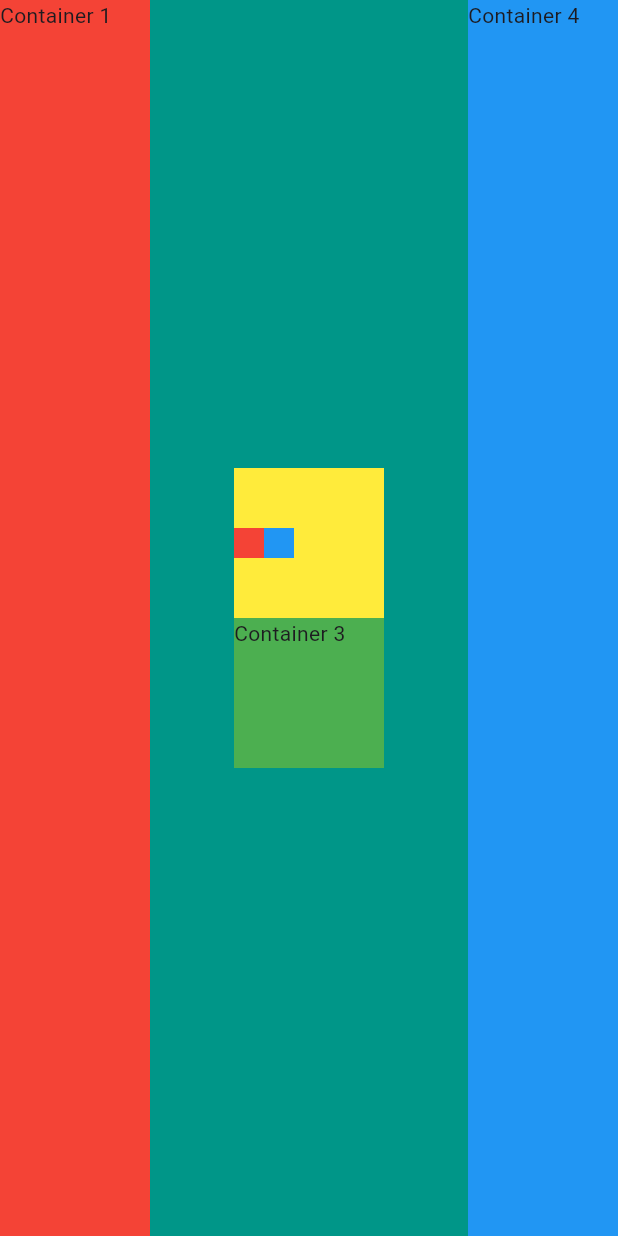
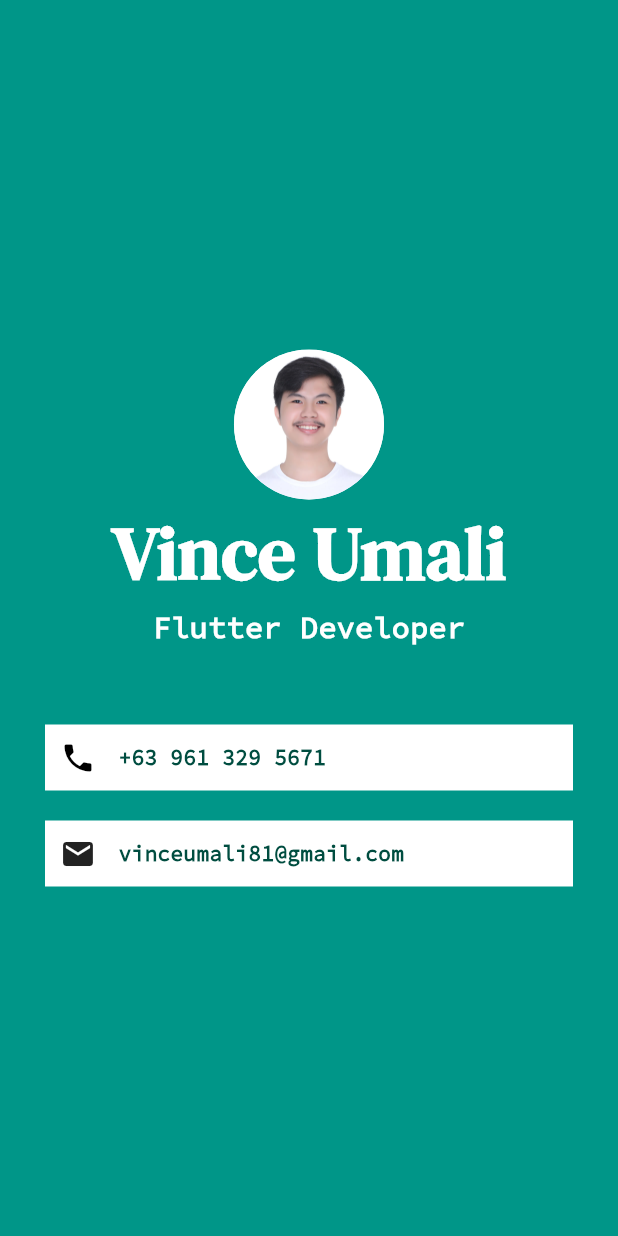
Before and after one commit to YEFRAMU/mycard_flutter, a Flutter app: the screen it shows after launch, on a phone screen of 412 x 824 dp. Run offline on Flutter 3.47's test engine with Material 3 defaults, Android fonts, the phone set to English and light mode, and no system bars.

Commit message:
added my photo, role, phone number and email section

```diff
--- a/lib/main.dart
+++ b/lib/main.dart
@@ -16,51 +16,69 @@ class Myapp extends StatelessWidget {
         backgroundColor: Colors.teal,
         body: SafeArea(
           //SafeArea widget used for avoiding the status bar or like the notch of the phone
-          child: Row(
-            mainAxisAlignment: MainAxisAlignment.spaceBetween,
-            children: [
-              Container(
-                height: double.infinity,
-                width: 100.0,
-                color: Colors.red,
-                child: Text("Container 1"),
-              ),
-              Column(
+          child: Column(
             mainAxisAlignment: MainAxisAlignment.center,
             children: [
+              CircleAvatar(
+                radius: 50.0,
+                backgroundColor: Colors.white,
+                backgroundImage: AssetImage("images/photo_me.jpg"),
+              ),
+              Text(
+                "Vince Umali",
+                style: TextStyle(
+                  fontFamily: 'DMSerifText',
+                  fontSize: 50,
+                  color: Colors.white,
+                  fontWeight: FontWeight.bold,
+                ),
+              ),
+              Text(
+                "Flutter Developer",
+                style: TextStyle(
+                  fontFamily: 'SourceCodePro',
+                  fontSize: 20,
+                  fontWeight: FontWeight.bold,
+                  color: Colors.white,
+                ),
+              ),
               Container(
-                    height: 100,
-                    width: 100,
-                    color: Colors.yellow,
-                    // child: Text("Container 2"),
+                color: Colors.white,
+                margin: EdgeInsets.fromLTRB(30, 50, 30, 0),
+                padding: EdgeInsets.all(10),
                 child: Row(
                   children: [
-                        Container(
-                          height: 20,
-                          width: 20,
-                          color: Colors.red,
+                    Icon(Icons.phone, color: Colors.black),
+                    SizedBox(width: 15),
+                    Text(
+                      "+63 961 329 5671",
+                      style: TextStyle(
+                        color: Colors.teal[900],
+                        fontWeight: FontWeight.bold,
+                        fontFamily: 'SourceCodePro',
                       ),
-                        Container(
-                          height: 20,
-                          width: 20,
-                          color: Colors.blue,
-                        )
+                    ),
                   ],
                 ),
               ),
               Container(
-                    height: 100,
-                    width: 100,
-                    color: Colors.green,
-                    child: Text("Container 3"),
+                color: Colors.white,
+                margin: EdgeInsets.fromLTRB(30, 20, 30, 0),
+                padding: EdgeInsets.all(10),
+                child: Row(
+                  children: [
+                    Icon(Icons.email),
+                    SizedBox(width: 15),
+                    Text(
+                      "vinceumali81@gmail.com",
+                      style: TextStyle(
+                        fontFamily: "SourceCodePro",
+                        color: Colors.teal[900],
+                        fontWeight: FontWeight.bold,
+                      ),
                     ),
                   ],
                 ),
-              Container(
-                width: 100,
-                height: double.infinity,
-                color: Colors.blue,
-                child: Text("Container 4"),
               ),
             ],
           ),
```
Also changed, not shown: pubspec.yaml (+15 -64 lines), fonts/DMSerifText-Regular.ttf (added), fonts/SourceCodePro-Regular.ttf (added), images/photo_me.jpg (added), pubspec.lock. Lines whose indentation alone changed are shown as unchanged.
